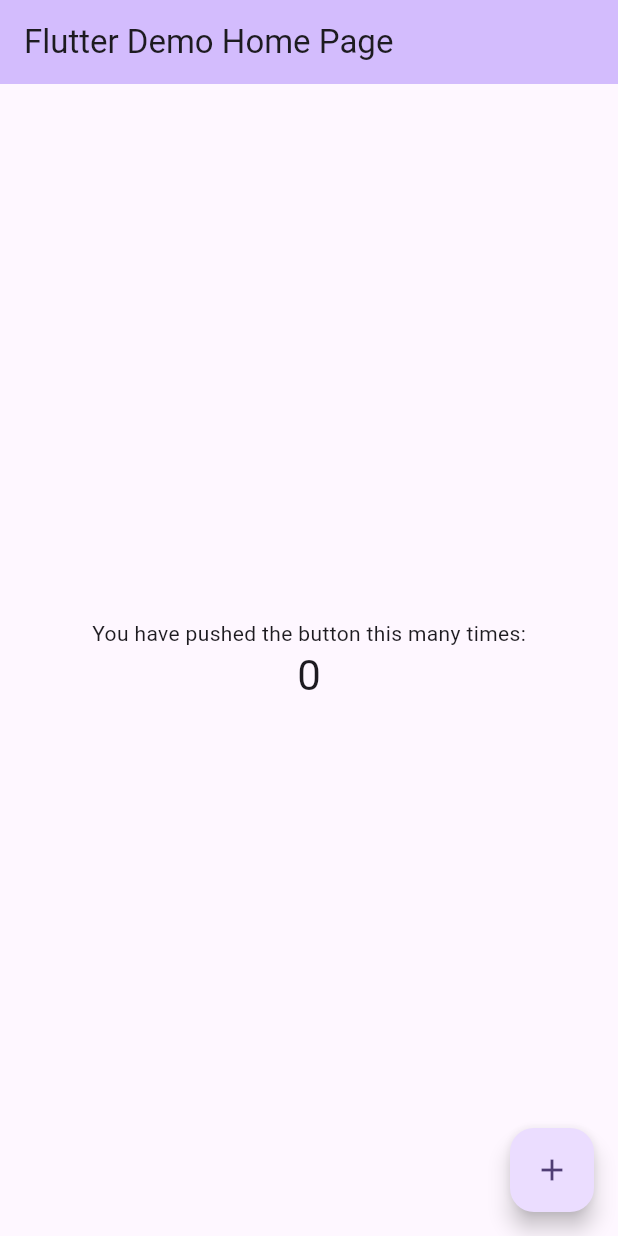
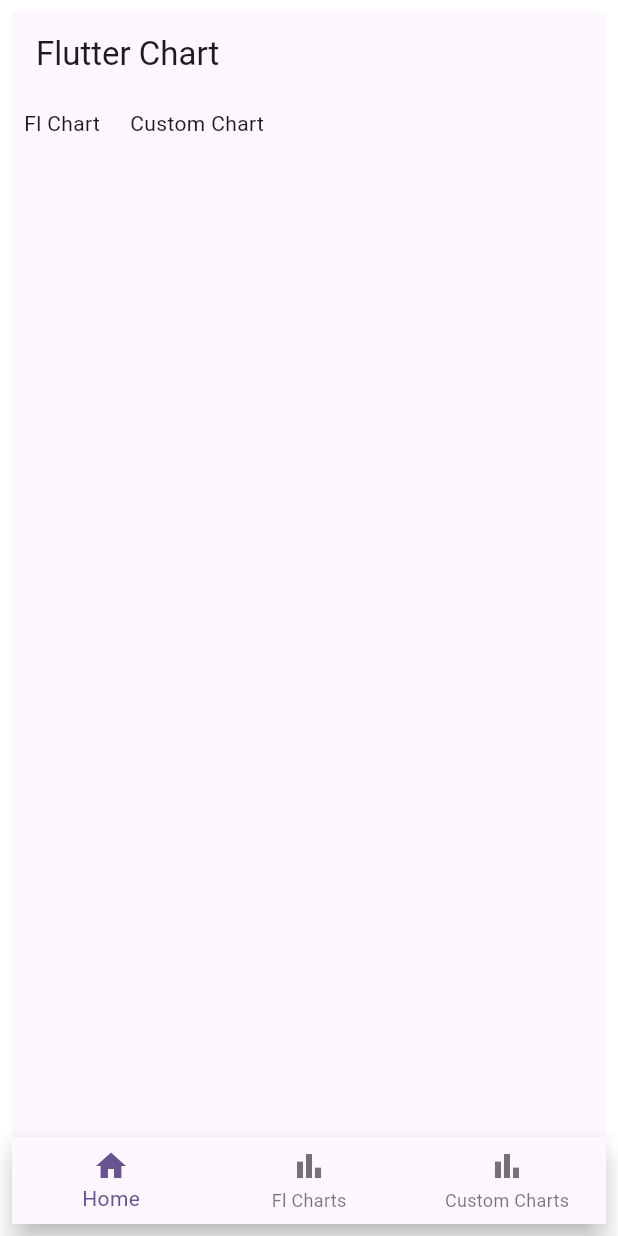
Before and after one commit to limbyeol94/flutter_chart, a Flutter app: the screen it shows after launch, on a phone screen of 412 x 824 dp. Run offline on Flutter 3.47's test engine with Material 3 defaults, Android fonts, the phone set to English and light mode, and no system bars; our stand-ins replace fl_chart.

Commit message:
FL Chart 적용  - 테스트 데이터 저장  - 컴포넌트 만들어 스타일 커스텀  - 각 메뉴 페이지 분리

```diff
--- /dev/null
+++ b/lib/common/widgets/layout.dart
@@ -0,0 +1,63 @@
+import 'package:flutter/material.dart';
+import 'package:flutter_chart/index.dart';
+import 'package:flutter_chart/screens/custom_chart/index.dart';
+import 'package:flutter_chart/screens/fl_chart/index.dart';
+
+class Layout extends StatelessWidget {
+  const Layout({
+    super.key,
+    required this.child,
+  });
+
+  final Widget child;
+
+  int _getCurrentIndex(BuildContext context) {
+    final route = ModalRoute.of(context)?.settings.name;
+    if (route == Index.routeName) {
+      return 0;
+    } else if (route == FlChartIndex.routeName) {
+      return 1;
+    } else if (route == CustomChartIndex.routeName) {
+      return 2;
+    }
+    return 0;
+  }
+
+  void _onTap(BuildContext context, int index) {
+    if (index == 0) {
+      Navigator.pushReplacementNamed(context, Index.routeName);
+    } else if (index == 1) {
+      // 차트 선택 페이지로 이동하거나 기본 차트 페이지로 이동
+      Navigator.pushReplacementNamed(context, FlChartIndex.routeName);
+    } else if (index == 2) {
+      Navigator.pushReplacementNamed(context, CustomChartIndex.routeName);
+    }
+  }
+
+  @override
+  Widget build(BuildContext context) {
+    return Padding(
+      padding: const EdgeInsets.all(8.0),
+      child: Scaffold(
+        appBar: AppBar(
+          title: const Text('Flutter Chart'),
+        ),
+        bottomNavigationBar: BottomNavigationBar(
+          items: const [
+            BottomNavigationBarItem(icon: Icon(Icons.home), label: 'Home'),
+            BottomNavigationBarItem(
+                icon: Icon(Icons.bar_chart), label: 'Fl Charts'),
+            BottomNavigationBarItem(
+                icon: Icon(Icons.bar_chart), label: 'Custom Charts'),
+          ],
+          currentIndex: _getCurrentIndex(context),
+          onTap: (index) => _onTap(context, index),
+        ),
+        body: Padding(
+          padding: const EdgeInsets.all(8.0),
+          child: child,
+        ),
+      ),
+    );
+  }
+}
--- /dev/null
+++ b/lib/index.dart
@@ -0,0 +1,32 @@
+import 'package:flutter/material.dart';
+import 'package:flutter_chart/screens/custom_chart/index.dart';
+import 'package:flutter_chart/screens/fl_chart/index.dart';
+
+class Index extends StatelessWidget {
+  const Index({
+    super.key,
+  });
+  static const String routeName = '/index';
+
+  @override
+  Widget build(BuildContext context) {
+    return Wrap(
+      spacing: 20,
+      runSpacing: 10,
+      children: [
+        InkWell(
+          onTap: () {
+            Navigator.pushNamed(context, FlChartIndex.routeName);
+          },
+          child: const Text('Fl Chart'),
+        ),
+        InkWell(
+          onTap: () {
+            Navigator.pushNamed(context, CustomChartIndex.routeName);
+          },
+          child: const Text('Custom Chart'),
+        ),
+      ],
+    );
+  }
+}
--- a/lib/main.dart
+++ b/lib/main.dart
@@ -1,4 +1,9 @@
 import 'package:flutter/material.dart';
+import 'package:flutter_chart/index.dart';
+import 'package:flutter_chart/common/widgets/layout.dart';
+import 'package:flutter_chart/screens/custom_chart/index.dart';
+import 'package:flutter_chart/screens/fl_chart/fl_bar_chart.dart';
+import 'package:flutter_chart/screens/fl_chart/index.dart';
 
 void main() {
   runApp(const MyApp());
@@ -13,113 +18,18 @@ class MyApp extends StatelessWidget {
     return MaterialApp(
       title: 'Flutter Demo',
       theme: ThemeData(
-        // This is the theme of your application.
-        //
-        // TRY THIS: Try running your application with "flutter run". You'll see
-        // the application has a purple toolbar. Then, without quitting the app,
-        // try changing the seedColor in the colorScheme below to Colors.green
-        // and then invoke "hot reload" (save your changes or press the "hot
-        // reload" button in a Flutter-supported IDE, or press "r" if you used
-        // the command line to start the app).
-        //
-        // Notice that the counter didn't reset back to zero; the application
-        // state is not lost during the reload. To reset the state, use hot
-        // restart instead.
-        //
-        // This works for code too, not just values: Most code changes can be
-        // tested with just a hot reload.
         colorScheme: ColorScheme.fromSeed(seedColor: Colors.deepPurple),
         useMaterial3: true,
       ),
-      home: const MyHomePage(title: 'Flutter Demo Home Page'),
+      routes: {
+        Index.routeName: (context) => Layout(child: const Index()),
+        FlChartIndex.routeName: (context) =>
+            Layout(child: const FlChartIndex()),
+        FlBarChart.routeName: (context) => Layout(child: const FlBarChart()),
+        CustomChartIndex.routeName: (context) =>
+            Layout(child: const CustomChartIndex()),
+      },
+      home: Layout(child: const Index()),
     );
   }
 }
-
-class MyHomePage extends StatefulWidget {
-  const MyHomePage({super.key, required this.title});
-
-  // This widget is the home page of your application. It is stateful, meaning
-  // that it has a State object (defined below) that contains fields that affect
-  // how it looks.
-
-  // This class is the configuration for the state. It holds the values (in this
-  // case the title) provided by the parent (in this case the App widget) and
-  // used by the build method of the State. Fields in a Widget subclass are
-  // always marked "final".
-
-  final String title;
-
-  @override
-  State<MyHomePage> createState() => _MyHomePageState();
-}
-
-class _MyHomePageState extends State<MyHomePage> {
-  int _counter = 0;
-
-  void _incrementCounter() {
-    setState(() {
-      // This call to setState tells the Flutter framework that something has
-      // changed in this State, which causes it to rerun the build method below
-      // so that the display can reflect the updated values. If we changed
-      // _counter without calling setState(), then the build method would not be
-      // called again, and so nothing would appear to happen.
-      _counter++;
-    });
-  }
-
-  @override
-  Widget build(BuildContext context) {
-    // This method is rerun every time setState is called, for instance as done
-    // by the _incrementCounter method above.
-    //
-    // The Flutter framework has been optimized to make rerunning build methods
-    // fast, so that you can just rebuild anything that needs updating rather
-    // than having to individually change instances of widgets.
-    return Scaffold(
-      appBar: AppBar(
-        // TRY THIS: Try changing the color here to a specific color (to
-        // Colors.amber, perhaps?) and trigger a hot reload to see the AppBar
-        // change color while the other colors stay the same.
-        backgroundColor: Theme.of(context).colorScheme.inversePrimary,
-        // Here we take the value from the MyHomePage object that was created by
-        // the App.build method, and use it to set our appbar title.
-        title: Text(widget.title),
-      ),
-      body: Center(
-        // Center is a layout widget. It takes a single child and positions it
-        // in the middle of the parent.
-        child: Column(
-          // Column is also a layout widget. It takes a list of children and
-          // arranges them vertically. By default, it sizes itself to fit its
-          // children horizontally, and tries to be as tall as its parent.
-          //
-          // Column has various properties to control how it sizes itself and
-          // how it positions its children. Here we use mainAxisAlignment to
-          // center the children vertically; the main axis here is the vertical
-          // axis because Columns are vertical (the cross axis would be
-          // horizontal).
-          //
-          // TRY THIS: Invoke "debug painting" (choose the "Toggle Debug Paint"
-          // action in the IDE, or press "p" in the console), to see the
-          // wireframe for each widget.
-          mainAxisAlignment: MainAxisAlignment.center,
-          children: <Widget>[
-            const Text(
-              'You have pushed the button this many times:',
-            ),
-            Text(
-              '$_counter',
-              style: Theme.of(context).textTheme.headlineMedium,
-            ),
-          ],
-        ),
-      ),
-      floatingActionButton: FloatingActionButton(
-        onPressed: _incrementCounter,
-        tooltip: 'Increment',
-        child: const Icon(Icons.add),
-      ), // This trailing comma makes auto-formatting nicer for build methods.
-    );
-  }
-}
```
Also changed, not shown: lib/common/data/models/healthy_step_model.dart (added, +17 -0 lines), lib/common/utils/utils.dart (added, +57 -0 lines), lib/common/widgets/fl_healthy_bar_chart.dart (added, +149 -0 lines), lib/screens/custom_chart/index.dart (added, +24 -0 lines), lib/screens/fl_chart/fl_bar_chart.dart (added, +81 -0 lines), lib/screens/fl_chart/index.dart (added, +24 -0 lines), pubspec.yaml (+7 -1 lines), lib/common/data/models/healthy_step_model.g.dart (added), 4 other files.
